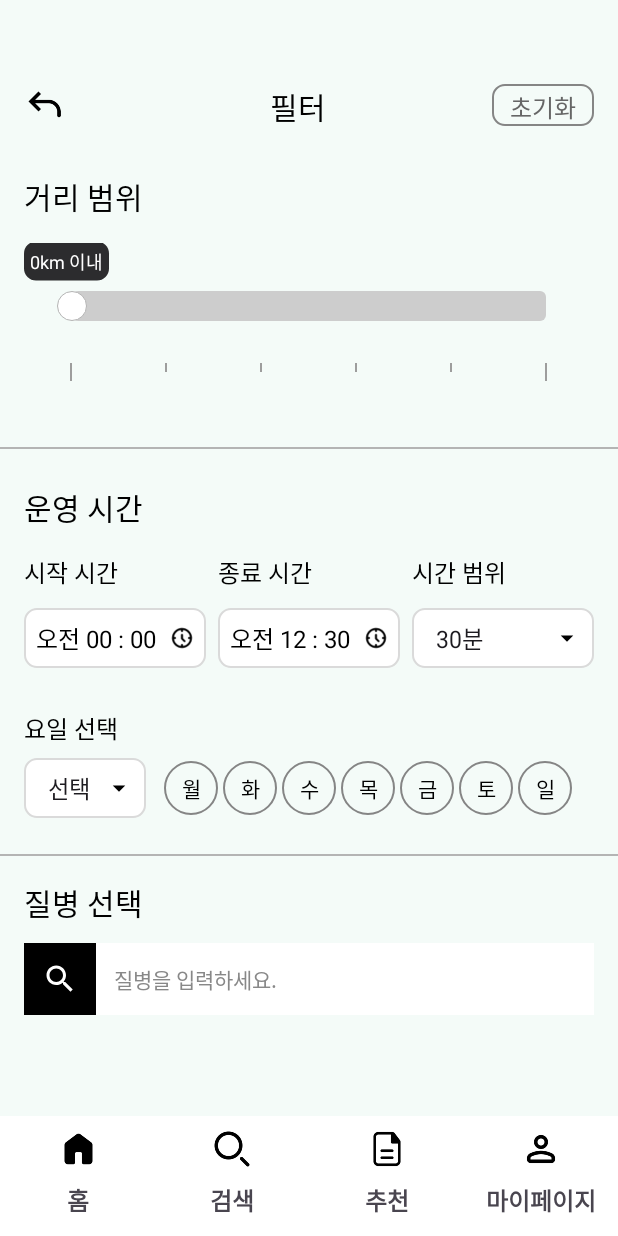
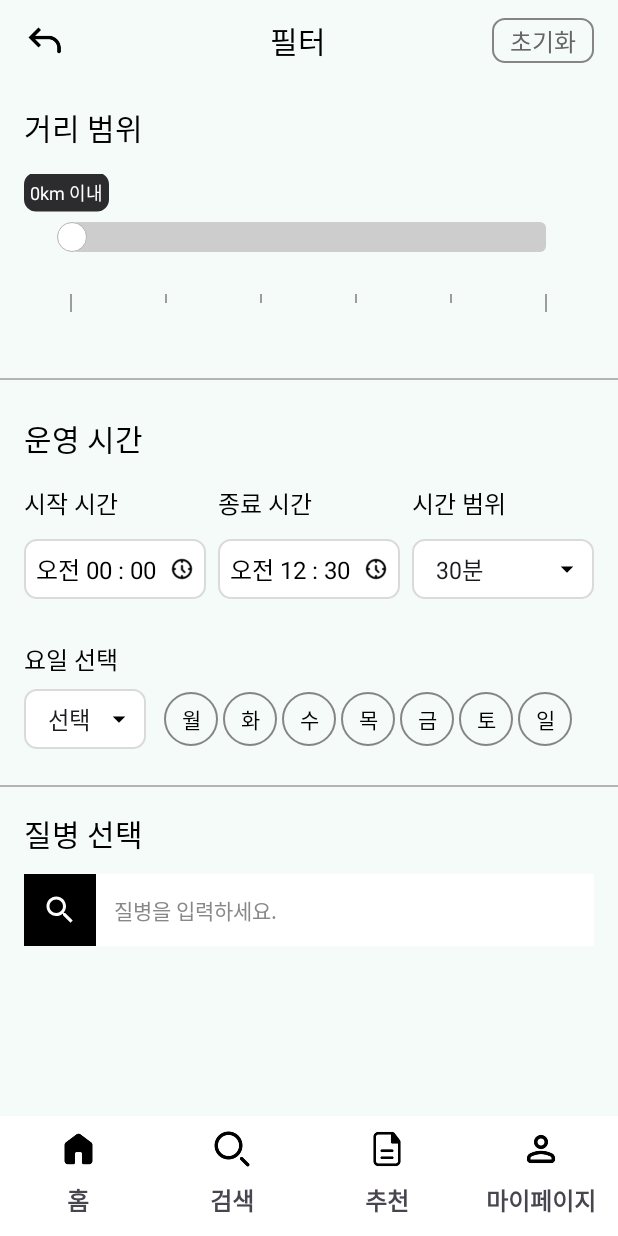
Before and after one commit to cbnu-development-team-tuktak/carepick-frontend, an Android app: the fragment FilterFragment placed in its activity, on a phone screen of 412 x 824 dp. Run offline under Robolectric (Android 15) with nearby library versions, the phone set to English and light mode, and no system bars; libraries missing offline, so code that uses them is left out: com.naver.maps; pictures from the network do not load.

Commit message:
정렬 버튼 및 필터 버튼 작동 오류 수정

```diff
--- a/app/src/main/java/com/example/carepick/ui/search/DiseaseSelectoinFragment.kt
+++ b/app/src/main/java/com/example/carepick/ui/search/DiseaseSelectionFragment.kt
@@ -1,6 +1,5 @@
 package com.example.carepick.ui.search
 
-import android.graphics.Rect
 import android.os.Bundle
 import android.text.Editable
 import android.text.TextWatcher
--- a/app/src/main/java/com/example/carepick/ui/search/FilterFragment.kt
+++ b/app/src/main/java/com/example/carepick/ui/search/FilterFragment.kt
@@ -15,6 +15,9 @@ import com.example.carepick.model.HospitalResponse
 import retrofit2.Call
 import retrofit2.Callback
 import retrofit2.Response
+import androidx.core.view.ViewCompat
+import androidx.core.view.WindowInsetsCompat
+import androidx.core.view.updatePadding
 import java.util.*
 
 class FilterFragment : Fragment() {
@@ -32,6 +35,14 @@ class FilterFragment : Fragment() {
 
     override fun onViewCreated(view: View, savedInstanceState: Bundle?) {
         super.onViewCreated(view, savedInstanceState)
+
+        // ✅ 상태바 padding 적용
+        val toolbar = view.findViewById<View>(R.id.filterHeader)
+        ViewCompat.setOnApplyWindowInsetsListener(toolbar) { v, insets ->
+            val topInset = insets.getInsets(WindowInsetsCompat.Type.statusBars()).top
+            v.updatePadding(top = topInset + 12) // 기존 padding 유지
+            insets
+        }
 
         // 🔙 뒤로가기 버튼
         view.findViewById<View>(R.id.btn_back)?.setOnClickListener {
--- a/app/src/main/java/com/example/carepick/ui/search/SearchResultFragment.kt
+++ b/app/src/main/java/com/example/carepick/ui/search/SearchResultFragment.kt
@@ -56,6 +56,16 @@ class SearchResultFragment : Fragment() {
             val statusBarHeight = insets.getInsets(WindowInsetsCompat.Type.statusBars()).top
             view.setPadding(0, statusBarHeight, 0, 0) // 상단 padding만 수동 적용
             insets
+        }
+
+        // 정렬 팝업에서 결과 수신
+        parentFragmentManager.setFragmentResultListener("sort_filter_result", viewLifecycleOwner) { _, bundle ->
+            val selectedSortText = bundle.getString("selected_filter_text")
+            if (!selectedSortText.isNullOrEmpty()) {
+                selectedFilters.clear()
+                selectedFilters.add(selectedSortText)
+                updateSearchSortButton()
+            }
         }
 
         // <<HomeFragment에서 보낸 데이터를 가져오는 코드>>
--- a/app/src/main/res/layout/fragment_filter.xml
+++ b/app/src/main/res/layout/fragment_filter.xml
@@ -4,22 +4,37 @@
     xmlns:app="http://schemas.android.com/apk/res-auto"
     android:layout_width="match_parent"
     android:layout_height="match_parent"
-    android:background="#F4FBF8">
+    android:background="#F4FBF8"
+    android:fitsSystemWindows="true">
 
-    <!-- 상단 바 -->
-    <FrameLayout
-        android:id="@+id/top_bar_container"
+<include
+    android:id="@+id/filterHeader"
+    layout="@layout/toolbar_filter"
     android:layout_width="match_parent"
     android:layout_height="wrap_content"
-        android:layout_marginTop="0dp"
-        app:layout_constraintTop_toTopOf="parent"
+    app:layout_constraintEnd_toEndOf="parent"
     app:layout_constraintStart_toStartOf="parent"
-        app:layout_constraintEnd_toEndOf="parent">
+    app:layout_constraintTop_toTopOf="parent" />
 
-        <include
-            android:id="@+id/top_bar"
-            layout="@layout/toolbar_filter" />
-    </FrameLayout>
+<ScrollView
+    android:id="@+id/filterScrollView"
+    android:layout_width="match_parent"
+    android:layout_height="0dp"
+    android:fillViewport="true"
+    app:layout_constraintBottom_toBottomOf="parent"
+    app:layout_constraintEnd_toEndOf="parent"
+    app:layout_constraintStart_toStartOf="parent"
+    app:layout_constraintTop_toBottomOf="@id/filterHeader">
+
+    <LinearLayout
+        android:layout_width="match_parent"
+        android:layout_height="wrap_content"
+        android:orientation="vertical">
+
+        <androidx.constraintlayout.widget.ConstraintLayout
+            android:layout_width="match_parent"
+            android:layout_height="match_parent">
+
     <!-- 거리 범위 -->
     <LinearLayout
         android:id="@+id/distance_section"
@@ -27,9 +42,8 @@
         android:layout_height="wrap_content"
         android:orientation="vertical"
         android:paddingStart="16dp"
+        android:paddingTop="16dp"
         android:paddingEnd="16dp"
-        android:paddingTop="16dp"
-        app:layout_constraintTop_toBottomOf="@id/top_bar_container"
         app:layout_constraintStart_toStartOf="parent"
         app:layout_constraintEnd_toEndOf="parent">
 
@@ -444,20 +458,24 @@
         app:layout_constraintTop_toBottomOf="@id/day_section"
         app:layout_constraintStart_toStartOf="parent"
         app:layout_constraintEnd_toEndOf="parent" />
+
+            <!-- ⬇️ 진료과 구분선 -->
             <androidx.constraintlayout.widget.ConstraintLayout
                 android:id="@+id/disease_section_wrapper"
                 android:layout_width="0dp"
                 android:layout_height="0dp"
+                app:layout_constraintBottom_toBottomOf="parent"
+                app:layout_constraintEnd_toEndOf="parent"
+                app:layout_constraintHorizontal_bias="0.0"
+                app:layout_constraintStart_toStartOf="parent"
                 app:layout_constraintTop_toBottomOf="@id/divider_disease_section"
-        app:layout_constraintStart_toStartOf="parent"
-        app:layout_constraintEnd_toEndOf="parent"
-        app:layout_constraintBottom_toBottomOf="parent">
+                app:layout_constraintVertical_bias="0.0">
+
                 <include
                     android:id="@+id/include_disease_selection"
                     layout="@layout/fragment_disease_selection" />
             </androidx.constraintlayout.widget.ConstraintLayout>
 
-    <!-- ⬇️ 진료과 구분선 -->
             <View
         android:id="@+id/divider_department_section"
         android:layout_width="match_parent"
@@ -480,4 +498,9 @@
             android:id="@+id/include_department_selection"
             layout="@layout/fragment_department_selection" />
     </androidx.constraintlayout.widget.ConstraintLayout>
+
         </androidx.constraintlayout.widget.ConstraintLayout>
+    </LinearLayout>
+</ScrollView>
+
+</androidx.constraintlayout.widget.ConstraintLayout>
--- a/app/src/main/res/layout/toolbar_filter.xml
+++ b/app/src/main/res/layout/toolbar_filter.xml
@@ -2,12 +2,12 @@
 <androidx.constraintlayout.widget.ConstraintLayout
     xmlns:android="http://schemas.android.com/apk/res/android"
     xmlns:app="http://schemas.android.com/apk/res-auto"
+    android:id="@+id/toolbarContainer"
     android:layout_width="match_parent"
     android:layout_height="60dp"
-    android:layout_marginTop="40dp"
     android:background="#F4FBF8"
-    android:paddingTop="16dp"
-    android:paddingBottom="16dp"
+    android:paddingTop="12dp"
+    android:paddingBottom="12dp"
     android:paddingStart="16dp"
     android:paddingEnd="16dp">
 
```
Also changed, not shown: app/src/main/res/layout/fragment_search_result.xml (line endings or trailing spaces). Lines whose indentation alone changed are shown as unchanged.
